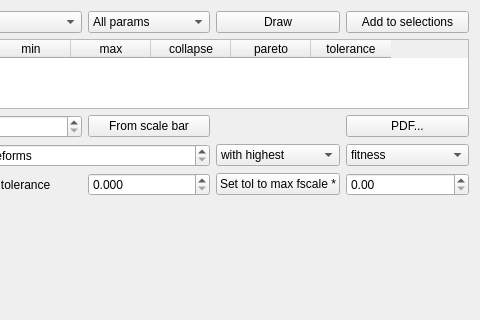
This is src/gui/wavegenfitnessmapper.ui in CompEphys-team/rtdo as Qt 5 draws it before an edit; both pictures show x 181 to 661 and y 0 to 320 of the 661 by 565 pixel window. The edited form follows.
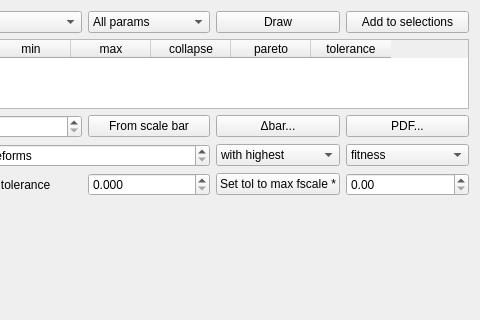
This is the edited form. Custom widgets are drawn as their Qt base class.

Commit message: Added deltabar file output to WavegenFitnessMapper

Patch:
```diff
--- a/src/gui/wavegenfitnessmapper.ui
+++ b/src/gui/wavegenfitnessmapper.ui
@@ -214,6 +214,13 @@
    <item row="4" column="4">
     <widget class="QDoubleSpinBox" name="tolFitnessFraction"/>
    </item>
+   <item row="2" column="3">
+    <widget class="QPushButton" name="deltabar">
+     <property name="text">
+      <string>Δbar...</string>
+     </property>
+    </widget>
+   </item>
   </layout>
  </widget>
  <customwidgets>
```
The commit also changes 2 other files.
